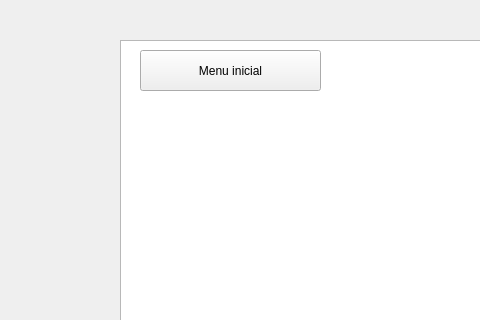
Qt form codigo/proyectofinal/mainwindow.ui (AFelipeZuluaga/ProyectoFinal) before a commit; both pictures show x 0 to 480 and y 0 to 320 of the 1329 by 843 pixel window.
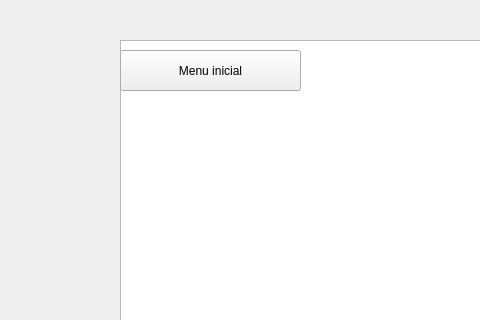
The same form after that commit. The open tabs and pages were chosen to show the change.

The edit to the form file:
```diff
--- a/codigo/proyectofinal/mainwindow.ui
+++ b/codigo/proyectofinal/mainwindow.ui
@@ -48,7 +48,7 @@
    <widget class="QStackedWidget" name="stackedWidget">
     <property name="geometry">
      <rect>
-      <x>120</x>
+      <x>100</x>
       <y>30</y>
       <width>1091</width>
       <height>771</height>
```
Left out of the diff: 2 changed lines with no effect on the pictures.
